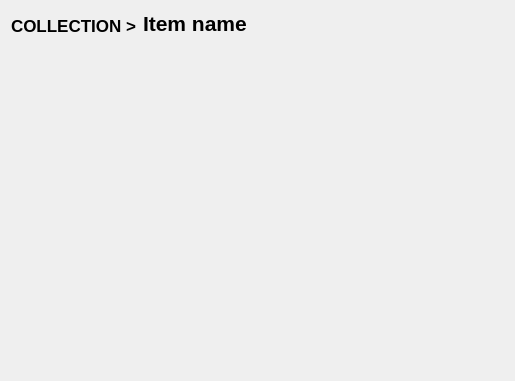
Qt form ui/designer/fitxa_edit.ui (arielvb/collector) before a commit.
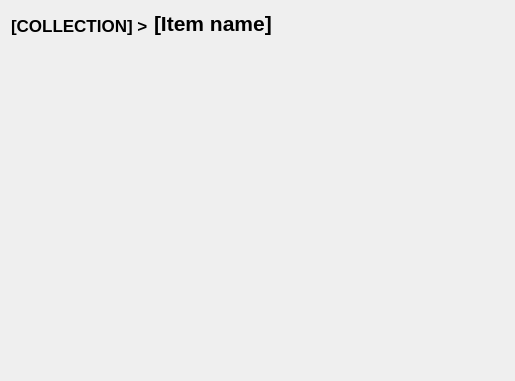
The same form after that commit.

Patch:
```diff
--- a/ui/designer/fitxa_edit.ui
+++ b/ui/designer/fitxa_edit.ui
@@ -27,7 +27,7 @@
         </font>
        </property>
        <property name="text">
-        <string>COLLECTION &gt;</string>
+        <string notr="true">[COLLECTION] &gt;</string>
        </property>
        <property name="alignment">
         <set>Qt::AlignBottom|Qt::AlignLeading|Qt::AlignLeft</set>
@@ -44,7 +44,7 @@
         </font>
        </property>
        <property name="text">
-        <string>Item name</string>
+        <string notr="true">[Item name]</string>
        </property>
        <property name="alignment">
         <set>Qt::AlignBottom|Qt::AlignLeading|Qt::AlignLeft</set>
```
